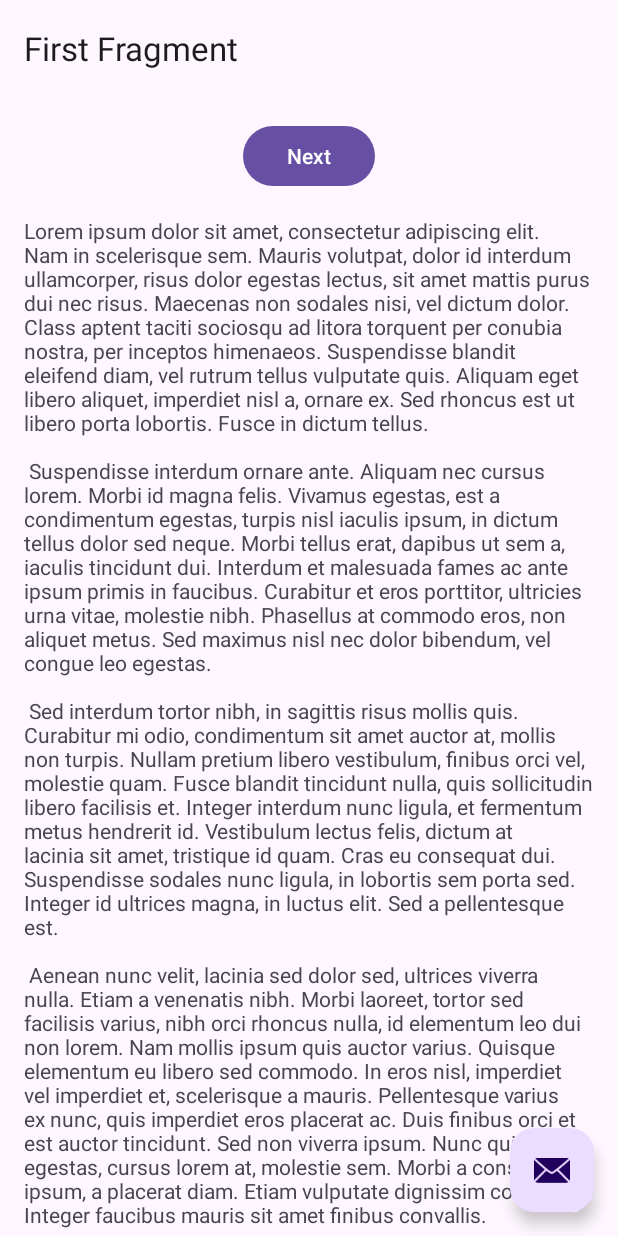
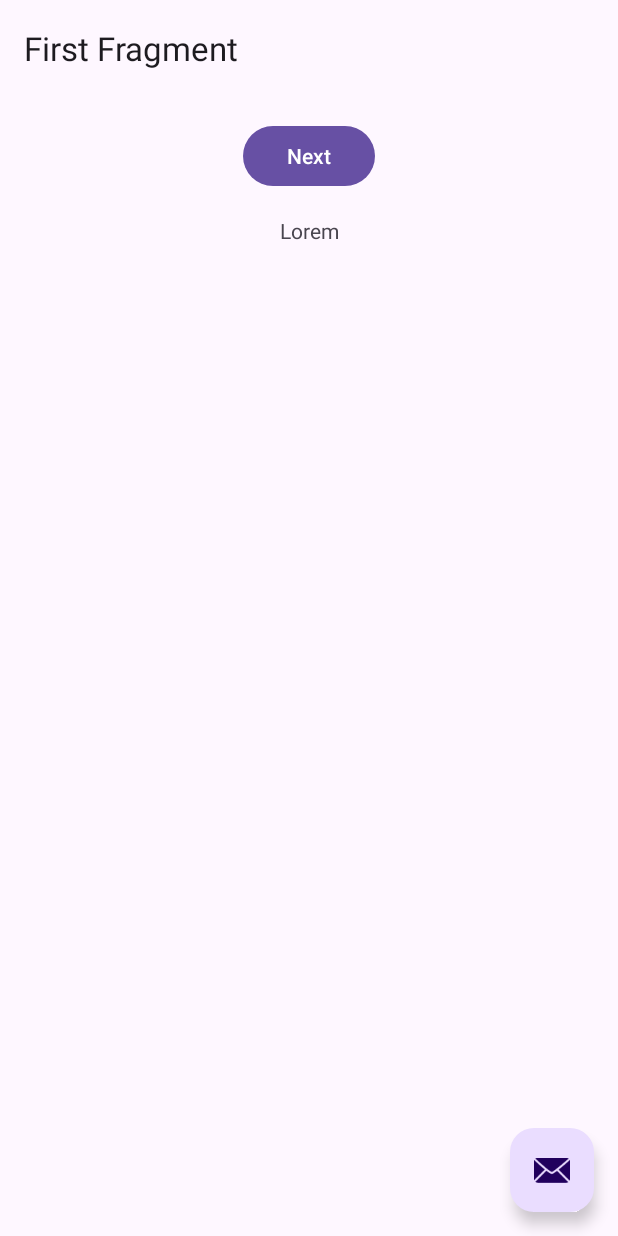
Before and after one commit to LuisAngelNV/RegistroBasico_AndroidStudio, an Android app: the PageHome screen opened directly, with no data from a screen before it, on a phone screen of 412 x 824 dp. Run offline under Robolectric (Android 15) with nearby library versions, the phone set to English and light mode, and no system bars; our stand-ins replace navigation-ui.

Commit message:
Merge remote-tracking branch 'origin/master'
Mejora de código parte 1

```diff
--- a/app/build.gradle.kts
+++ b/app/build.gradle.kts
@@ -53,4 +53,5 @@ dependencies {
     testImplementation("junit:junit:4.13.2")
     androidTestImplementation("androidx.test.ext:junit:1.1.5")
     androidTestImplementation("androidx.test.espresso:espresso-core:3.5.1")
+
 }
--- a/app/src/main/AndroidManifest.xml
+++ b/app/src/main/AndroidManifest.xml
@@ -13,15 +13,15 @@
         android:theme="@style/Theme.SocialGame"
         tools:targetApi="31">
         <activity
-            android:name=".PageHome"
+            android:name=".activities.PageHome"
             android:exported="false"
             android:label="@string/title_activity_page_home"
             android:theme="@style/Theme.SocialGame" />
         <activity
-            android:name=".PageRegister"
+            android:name=".activities.PageRegister"
             android:exported="false" />
         <activity
-            android:name=".MainActivity"
+            android:name=".activities.MainActivity"
             android:exported="true">
             <intent-filter>
                 <action android:name="android.intent.action.MAIN" />
--- a/app/src/main/java/com/luisangelnv/socialgame/FirstFragment.java
+++ b/app/src/main/java/com/luisangelnv/socialgame/activities/FirstFragment.java
@@ -1,4 +1,4 @@
-package com.luisangelnv.socialgame;
+package com.luisangelnv.socialgame.activities;
 
 import android.os.Bundle;
 import android.view.LayoutInflater;
@@ -9,6 +9,7 @@ import androidx.annotation.NonNull;
 import androidx.fragment.app.Fragment;
 import androidx.navigation.fragment.NavHostFragment;
 
+import com.luisangelnv.socialgame.R;
 import com.luisangelnv.socialgame.databinding.FragmentFirstBinding;
 
 public class FirstFragment extends Fragment {
--- a/app/src/main/java/com/luisangelnv/socialgame/PageHome.java
+++ b/app/src/main/java/com/luisangelnv/socialgame/activities/PageHome.java
@@ -1,4 +1,4 @@
-package com.luisangelnv.socialgame;
+package com.luisangelnv.socialgame.activities;
 
 import android.os.Bundle;
 
@@ -14,6 +14,7 @@ import androidx.navigation.Navigation;
 import androidx.navigation.ui.AppBarConfiguration;
 import androidx.navigation.ui.NavigationUI;
 
+import com.luisangelnv.socialgame.R;
 import com.luisangelnv.socialgame.databinding.ActivityPageHomeBinding;
 
 public class PageHome extends AppCompatActivity {
--- a/app/src/main/java/com/luisangelnv/socialgame/SecondFragment.java
+++ b/app/src/main/java/com/luisangelnv/socialgame/activities/SecondFragment.java
@@ -1,4 +1,4 @@
-package com.luisangelnv.socialgame;
+package com.luisangelnv.socialgame.activities;
 
 import android.os.Bundle;
 import android.view.LayoutInflater;
@@ -9,6 +9,7 @@ import androidx.annotation.NonNull;
 import androidx.fragment.app.Fragment;
 import androidx.navigation.fragment.NavHostFragment;
 
+import com.luisangelnv.socialgame.R;
 import com.luisangelnv.socialgame.databinding.FragmentSecondBinding;
 
 public class SecondFragment extends Fragment {
--- a/app/src/main/res/layout/activity_main.xml
+++ b/app/src/main/res/layout/activity_main.xml
@@ -4,7 +4,7 @@
     xmlns:tools="http://schemas.android.com/tools"
     android:layout_width="match_parent"
     android:layout_height="match_parent"
-    tools:context=".MainActivity">
+    tools:context=".activities.MainActivity">
 
     <!-- <LinearLayout xmlns:android="http://schemas.android.com/apk/res/android"
         android:layout_width="match_parent"
@@ -111,13 +111,13 @@
             android:backgroundTint="@color/red"
             android:text="Iniciar sesion" />
 
-        <com.google.android.gms.common.SignInButton
+        <!-- <com.google.android.gms.common.SignInButton
             android:id="@+id/BtnLoginGoogle"
             android:layout_width="match_parent"
             android:layout_height="wrap_content"
             android:layout_marginTop="10dp"
             android:layout_marginRight="25dp"
-            android:layout_marginLeft="25dp"/>
+            android:layout_marginLeft="25dp"/> -->
 
     </LinearLayout>
 
--- a/app/src/main/res/layout/activity_page_home.xml
+++ b/app/src/main/res/layout/activity_page_home.xml
@@ -5,7 +5,7 @@
     android:layout_width="match_parent"
     android:layout_height="match_parent"
     android:fitsSystemWindows="true"
-    tools:context=".PageHome">
+    tools:context=".activities.PageHome">
 
     <com.google.android.material.appbar.AppBarLayout
         android:layout_width="match_parent"
--- a/app/src/main/res/layout/activity_page_register.xml
+++ b/app/src/main/res/layout/activity_page_register.xml
@@ -4,7 +4,7 @@
     xmlns:tools="http://schemas.android.com/tools"
     android:layout_width="match_parent"
     android:layout_height="match_parent"
-    tools:context=".PageRegister">
+    tools:context=".activities.PageRegister">
 
     <LinearLayout
         android:layout_width="match_parent"
--- a/app/src/main/res/layout/fragment_first.xml
+++ b/app/src/main/res/layout/fragment_first.xml
@@ -4,7 +4,7 @@
     xmlns:tools="http://schemas.android.com/tools"
     android:layout_width="match_parent"
     android:layout_height="match_parent"
-    tools:context=".FirstFragment">
+    tools:context=".activities.FirstFragment">
 
     <androidx.constraintlayout.widget.ConstraintLayout
         android:layout_width="match_parent"
--- a/app/src/main/res/layout/fragment_second.xml
+++ b/app/src/main/res/layout/fragment_second.xml
@@ -4,7 +4,7 @@
     xmlns:tools="http://schemas.android.com/tools"
     android:layout_width="match_parent"
     android:layout_height="match_parent"
-    tools:context=".SecondFragment">
+    tools:context=".activities.SecondFragment">
 
     <androidx.constraintlayout.widget.ConstraintLayout
         android:layout_width="match_parent"
--- a/app/src/main/res/navigation/nav_graph.xml
+++ b/app/src/main/res/navigation/nav_graph.xml
@@ -7,7 +7,7 @@
 
     <fragment
         android:id="@+id/FirstFragment"
-        android:name="com.luisangelnv.socialgame.FirstFragment"
+        android:name="com.luisangelnv.socialgame.activities.FirstFragment"
         android:label="@string/first_fragment_label"
         tools:layout="@layout/fragment_first">
 
@@ -17,7 +17,7 @@
     </fragment>
     <fragment
         android:id="@+id/SecondFragment"
-        android:name="com.luisangelnv.socialgame.SecondFragment"
+        android:name="com.luisangelnv.socialgame.activities.SecondFragment"
         android:label="@string/second_fragment_label"
         tools:layout="@layout/fragment_second">
 
--- a/app/src/main/res/values/strings.xml
+++ b/app/src/main/res/values/strings.xml
@@ -8,40 +8,6 @@
     <string name="previous">Previous</string>
 
     <string name="lorem_ipsum">
-        Lorem ipsum dolor sit amet, consectetur adipiscing elit. Nam in scelerisque sem. Mauris
-        volutpat, dolor id interdum ullamcorper, risus dolor egestas lectus, sit amet mattis purus
-        dui nec risus. Maecenas non sodales nisi, vel dictum dolor. Class aptent taciti sociosqu ad
-        litora torquent per conubia nostra, per inceptos himenaeos. Suspendisse blandit eleifend
-        diam, vel rutrum tellus vulputate quis. Aliquam eget libero aliquet, imperdiet nisl a,
-        ornare ex. Sed rhoncus est ut libero porta lobortis. Fusce in dictum tellus.\n\n
-        Suspendisse interdum ornare ante. Aliquam nec cursus lorem. Morbi id magna felis. Vivamus
-        egestas, est a condimentum egestas, turpis nisl iaculis ipsum, in dictum tellus dolor sed
-        neque. Morbi tellus erat, dapibus ut sem a, iaculis tincidunt dui. Interdum et malesuada
-        fames ac ante ipsum primis in faucibus. Curabitur et eros porttitor, ultricies urna vitae,
-        molestie nibh. Phasellus at commodo eros, non aliquet metus. Sed maximus nisl nec dolor
-        bibendum, vel congue leo egestas.\n\n
-        Sed interdum tortor nibh, in sagittis risus mollis quis. Curabitur mi odio, condimentum sit
-        amet auctor at, mollis non turpis. Nullam pretium libero vestibulum, finibus orci vel,
-        molestie quam. Fusce blandit tincidunt nulla, quis sollicitudin libero facilisis et. Integer
-        interdum nunc ligula, et fermentum metus hendrerit id. Vestibulum lectus felis, dictum at
-        lacinia sit amet, tristique id quam. Cras eu consequat dui. Suspendisse sodales nunc ligula,
-        in lobortis sem porta sed. Integer id ultrices magna, in luctus elit. Sed a pellentesque
-        est.\n\n
-        Aenean nunc velit, lacinia sed dolor sed, ultrices viverra nulla. Etiam a venenatis nibh.
-        Morbi laoreet, tortor sed facilisis varius, nibh orci rhoncus nulla, id elementum leo dui
-        non lorem. Nam mollis ipsum quis auctor varius. Quisque elementum eu libero sed commodo. In
-        eros nisl, imperdiet vel imperdiet et, scelerisque a mauris. Pellentesque varius ex nunc,
-        quis imperdiet eros placerat ac. Duis finibus orci et est auctor tincidunt. Sed non viverra
-        ipsum. Nunc quis augue egestas, cursus lorem at, molestie sem. Morbi a consectetur ipsum, a
-        placerat diam. Etiam vulputate dignissim convallis. Integer faucibus mauris sit amet finibus
-        convallis.\n\n
-        Phasellus in aliquet mi. Pellentesque habitant morbi tristique senectus et netus et
-        malesuada fames ac turpis egestas. In volutpat arcu ut felis sagittis, in finibus massa
-        gravida. Pellentesque id tellus orci. Integer dictum, lorem sed efficitur ullamcorper,
-        libero justo consectetur ipsum, in mollis nisl ex sed nisl. Donec maximus ullamcorper
-        sodales. Praesent bibendum rhoncus tellus nec feugiat. In a ornare nulla. Donec rhoncus
-        libero vel nunc consequat, quis tincidunt nisl eleifend. Cras bibendum enim a justo luctus
-        vestibulum. Fusce dictum libero quis erat maximus, vitae volutpat diam dignissim.
+        Lorem
     </string>
-    <string name="default_web_client_id" />
 </resources>
```
Also changed, not shown: app/src/main/java/com/luisangelnv/socialgame/MainActivity.java (deleted, +0 -144 lines), app/src/main/java/com/luisangelnv/socialgame/activities/MainActivity.java (added, +86 -0 lines), app/src/main/java/com/luisangelnv/socialgame/activities/PageRegister.java (renamed from app/src/main/java/com/luisangelnv/socialgame/PageRegister.java, +34 -8 lines), app/src/main/java/com/luisangelnv/socialgame/models/User.java (added, +52 -0 lines), app/src/main/java/com/luisangelnv/socialgame/providers/AuthProviders.java (added, +28 -0 lines), app/src/main/java/com/luisangelnv/socialgame/providers/userProvider.java (added, +30 -0 lines).
